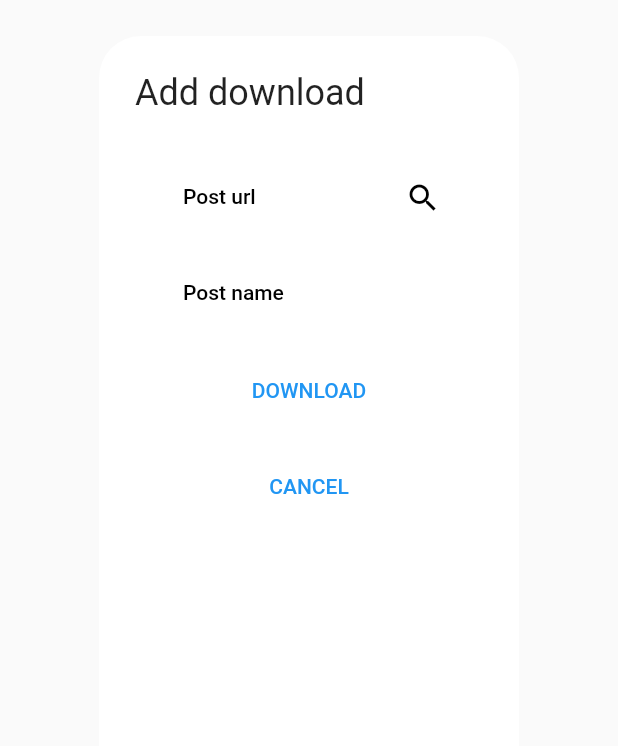
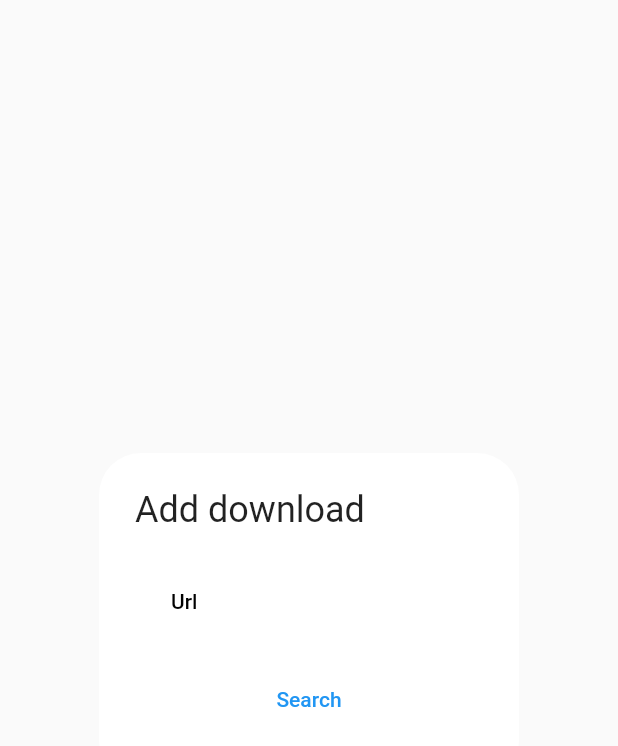
Before and after one commit to aim22-projects/offline_instagram, a Flutter app: the AddDownloadDialog widget shown alone on an empty page, opened directly, on a phone screen of 412 x 824 dp. Shown: the top 746 px of the screen. Run offline on Flutter 3.47's test engine with Material 2 defaults, Android fonts, the phone set to English and light mode, and no system bars; our stand-ins replace go_router, permission_handler; missing offline and left inert: filesize.

Commit message:
AddDownloadDialog is updated

```diff
--- a/lib/dialogs/add_download/add_download_dialog.dart
+++ b/lib/dialogs/add_download/add_download_dialog.dart
@@ -13,9 +13,57 @@ class AddDownloadDialog extends StatelessWidget {
       title: const Text('Add download'),
       content: ProviderConsumer<AddDownloadProvider>(
         create: (context) => AddDownloadProvider(context),
-        builder: (BuildContext context, model, Widget? child) => Form(
-          child: ListView(
+        builder: (context, model, child) => model.linkState == LinkState.found
+            ? foundState(model)
+            : model.linkState == LinkState.loading
+                ? loadingState()
+                : initialState(model),
+      ),
+    );
+  }
+
+  Widget initialState(AddDownloadProvider model) {
+    return Form(
+      child: Column(
+        mainAxisSize: MainAxisSize.min,
+        crossAxisAlignment: CrossAxisAlignment.stretch,
+        children: [
+          Padding(
             padding: const EdgeInsets.all(8.0),
+            child: TextFormField(
+              initialValue: model.link,
+              onEditingComplete: model.search,
+              keyboardType: TextInputType.url,
+              decoration: const InputDecoration(
+                label: Text('Url'),
+                border: OutlineInputBorder(),
+              ),
+            ),
+          ),
+          Padding(
+            padding: const EdgeInsets.all(8.0),
+            child: TextButton(
+              onPressed: model.search,
+              child: const Text('Search'),
+            ),
+          ),
+        ],
+      ),
+    );
+  }
+
+  Widget loadingState() {
+    return const ListTile(
+      leading: CircularProgressIndicator(),
+      title: Text('Loading link'),
+    );
+  }
+
+  Widget foundState(AddDownloadProvider model) {
+    return Form(
+      child: Column(
+        mainAxisSize: MainAxisSize.min,
+        crossAxisAlignment: CrossAxisAlignment.stretch,
         children: [
           Padding(
             padding: const EdgeInsets.all(8.0),
@@ -53,14 +101,12 @@ class AddDownloadDialog extends StatelessWidget {
           Padding(
             padding: const EdgeInsets.all(8.0),
             child: TextButton(
-                  onPressed: () {},
+              onPressed: model.goBack,
               child: const Text('CANCEL'),
             ),
           )
         ],
       ),
-        ),
-      ),
     );
   }
 }
--- a/lib/dialogs/add_download/add_download_provider.dart
+++ b/lib/dialogs/add_download/add_download_provider.dart
@@ -1,6 +1,12 @@
 import 'package:flutter/material.dart';
 import 'package:go_router/go_router.dart';
-import 'package:offline_instagram/dialogs/add_download/add_download_dialog.dart';
+
+enum LinkState {
+  initial, // initial state
+  loading, // loading started state
+  found, // media found state
+  notFound, // media not found state
+}
 
 class AddDownloadProvider extends ChangeNotifier {
   // private final fields
@@ -8,11 +14,13 @@ class AddDownloadProvider extends ChangeNotifier {
   // private fields;
   String _link = '';
   bool _validLink = false;
+  LinkState _linkState = LinkState.initial;
   // constructor
   AddDownloadProvider(this._context);
   //getters
   get link => _link;
   get validLink => _validLink;
+  get linkState => _linkState;
 
   //setters
   set setLink(String value) {
@@ -25,15 +33,22 @@ class AddDownloadProvider extends ChangeNotifier {
     notifyListeners();
   }
 
+  set setLinkState(LinkState value) {
+    _linkState = value;
+    notifyListeners();
+  }
+
   // public methods
   void search() {
-    // ScaffoldMessenger.of(_context).showSnackBar(SnackBar(content: Text('')));
+    setLinkState = LinkState.loading;
+    Future.delayed(
+      const Duration(seconds: 4),
+      () => setLinkState = LinkState.found,
+    );
   }
-  void showAddDownloadDialog() {
-    showDialog(
-      context: _context,
-      builder: (context) => const AddDownloadDialog(),
-    );
+
+  void startDownload() {
+    Navigator.of(_context).pop();
   }
 
   void goBack() => GoRouter.of(_context).pop();
--- a/lib/screens/downloads/downloads_screen.dart
+++ b/lib/screens/downloads/downloads_screen.dart
@@ -20,7 +20,7 @@ class DownloadsScreen extends StatelessWidget {
           floatingActionButton: FloatingActionButton.extended(
             icon: const Icon(Icons.add),
             label: const Text('Add'),
-            onPressed: () {},
+            onPressed: model.showAddDownloadDialog,
           ),
         );
       },
```
Also changed, not shown: lib/screens/downloads/downloads_provider.dart (+9 -1 lines). Lines whose indentation alone changed are shown as unchanged.
